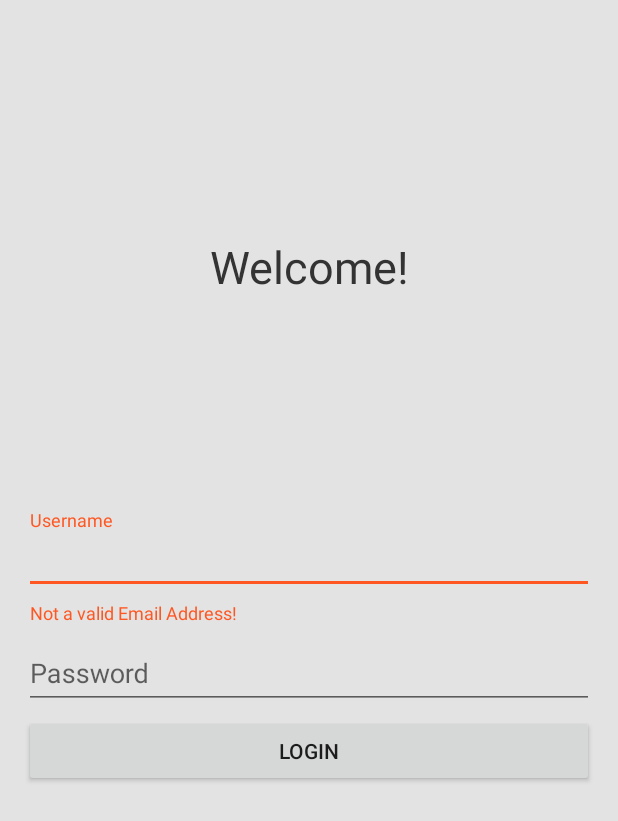
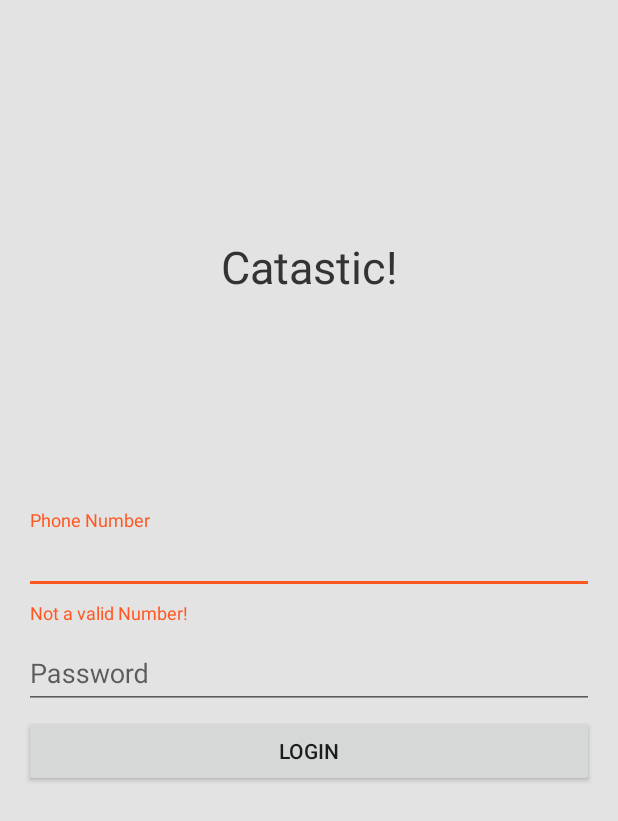
Before and after one commit to mohamey/catastic, an Android app: the screen it shows after launch (MainActivity), after a tap on "LOGIN", on a phone screen of 412 x 824 dp. Shown: the top 821 px of the screen. Run offline under Robolectric (Android 15) with nearby library versions, the phone set to English and light mode, and no system bars.

Commit message:
Login Button logs in to Three Webtext Service

```diff
--- a/app/src/main/java/me/mohamey/catastic/MainActivity.java
+++ b/app/src/main/java/me/mohamey/catastic/MainActivity.java
@@ -19,10 +19,15 @@ import java.io.BufferedInputStream;
 import java.io.BufferedReader;
 import java.io.InputStream;
 import java.io.OutputStream;
+import java.net.CookieHandler;
+import java.net.CookieManager;
+import java.net.CookieStore;
+import java.net.HttpCookie;
 import java.net.HttpURLConnection;
 import java.net.URL;
 import java.nio.ByteBuffer;
 import java.nio.charset.StandardCharsets;
+import java.util.List;
 import java.util.regex.Matcher;
 import java.util.regex.Pattern;
 
@@ -34,16 +39,20 @@ public class MainActivity extends AppCompatActivity {
     private Pattern pattern = Pattern.compile(EMAIL_PATTERN);
     private Matcher matcher;
     private static final String TAG = "MainActivity";
+    protected CookieManager cookieManager = new CookieManager();
 
     @Override
     protected void onCreate(Bundle savedInstanceState) {
         super.onCreate(savedInstanceState);
         setContentView(R.layout.activity_main);
 
-        final TextInputLayout usernameWrapper = (TextInputLayout) findViewById(R.id.usernameWrapper);
+        // Set cookie handler
+        CookieHandler.setDefault(cookieManager);
+
+        final TextInputLayout numberWrapper = (TextInputLayout) findViewById(R.id.numberWrapper);
         final TextInputLayout passwordWrapper = (TextInputLayout) findViewById(R.id.passwordWrapper);
 
-        usernameWrapper.setHint("Username");
+        numberWrapper.setHint("Phone Number");
         passwordWrapper.setHint("Password");
 
         Button loginButton = (Button) findViewById(R.id.button);
@@ -54,31 +63,31 @@ public class MainActivity extends AppCompatActivity {
                 // Hide the keyboard
                 hideKeyboard();
 
-                String username = null, password = null;
+                String number = null, password = null;
                 // Get input data
                 try{
-                    username = usernameWrapper.getEditText().getText().toString();
+                    number = numberWrapper.getEditText().getText().toString();
                     password = passwordWrapper.getEditText().getText().toString();
                 }catch (NullPointerException e){
                     Log.e(TAG, e.toString());
                 }
 
                 // Make sure values aren't null
-                if (username == null || password == null){
+                if (number == null || password == null){
                     Log.e(TAG, "Username or password was null");
                     return;
                 }
 
-                if (!validateEmail(username)){
-                    Log.d(TAG, String.format("Username is %s", username));
-                    usernameWrapper.setError("Not a valid Email Address!");
+                if (number.length() != 10){
+                    Log.d(TAG, String.format("Number is %s", number));
+                    numberWrapper.setError("Not a valid Number!");
                 } else if (!validatePassword(password)) {
                     Log.d(TAG, String.format("Password is %s", password));
                     passwordWrapper.setError("Not a valid Password!");
                 } else{
-                    usernameWrapper.setErrorEnabled(false);
+                    numberWrapper.setErrorEnabled(false);
                     passwordWrapper.setErrorEnabled(false);
-                    login(username, password);
+                    login(number, password);
                 }
 
 
@@ -86,13 +95,8 @@ public class MainActivity extends AppCompatActivity {
         });
     }
 
-    public boolean validateEmail(String email){
-        matcher = pattern.matcher(email);
-        return matcher.matches();
-    }
-
     public boolean validatePassword(String password) {
-        return password.length() > 5;
+        return password.length() > 0;
     }
 
     public void login(String username, String password){
@@ -136,11 +140,11 @@ public class MainActivity extends AppCompatActivity {
     }
 
     private class LoginObject {
-        private String username;
+        private String number;
         private String password;
 
-        public LoginObject (String username, String password){
-            this.username = username;
+        public LoginObject (String number, String password){
+            this.number = number;
             this.password = password;
         }
 
@@ -148,16 +152,16 @@ public class MainActivity extends AppCompatActivity {
             this.password = password;
         }
 
-        public void setUsername(String username) {
-            this.username = username;
+        public void setNumber(String number) {
+            this.number = number;
         }
 
         public String getPassword() {
             return password;
         }
 
-        public String getUsername() {
-            return username;
+        public String getNumber() {
+            return number;
         }
     }
 
@@ -173,7 +177,7 @@ public class MainActivity extends AppCompatActivity {
                 LoginObject loginObject = loginObjects[0];
                 String url = getResources().getString(R.string.login_endpoint);
                 URL obj = new URL(url);
-                HttpURLConnection con = (HttpURLConnection) obj.openConnection();
+                HttpsURLConnection con = (HttpsURLConnection) obj.openConnection();
                 Log.d(TAG, "Opening HTTP Connection");
 
                 // Configure Request method
@@ -187,8 +191,8 @@ public class MainActivity extends AppCompatActivity {
 
                 // Create the JSON Object to Post
                 JSONObject payload = new JSONObject();
-                payload.put("username", loginObject.getUsername());
-                payload.put("password", loginObject.getPassword());
+                payload.put("msisdn", loginObject.getNumber());
+                payload.put("pin", loginObject.getPassword());
                 Log.d(TAG, "Created JSON Object");
 
                 // Get the output bytestream
@@ -206,11 +210,18 @@ public class MainActivity extends AppCompatActivity {
                     throw new Exception("Empty Response from server");
                 }
 
-                JSONObject response = new JSONObject(res);
-                Log.d(TAG, "Retrieved JSON Response");
+                CookieStore cookieStore = cookieManager.getCookieStore();
+                List<HttpCookie> cookieList = cookieStore.getCookies();
 
-                loginResult.setResult(response.getBoolean("result"));
-                loginResult.setMessage(response.getString("message"));
+                Log.d(TAG, "Retrieved Response");
+
+                if (res.contains("Logged in as")){
+                    loginResult.setResult(true);
+                    loginResult.setMessage("Successfully Logged in");
+                } else{
+                    loginResult.setResult(false);
+                    loginResult.setMessage("Log in failed, check username password combination");
+                }
 
             } catch(Exception e){
                 loginResult.setResult(false);
--- a/app/src/main/res/layout/activity_main.xml
+++ b/app/src/main/res/layout/activity_main.xml
@@ -26,15 +26,15 @@
     </RelativeLayout>
 
     <android.support.design.widget.TextInputLayout
-        android:id="@+id/usernameWrapper"
+        android:id="@+id/numberWrapper"
         android:layout_width="match_parent"
         android:layout_height="wrap_content">
 
         <android.support.design.widget.TextInputEditText
             android:layout_width="match_parent"
             android:layout_height="wrap_content"
-            android:id="@+id/username"
-            android:inputType="textEmailAddress"/>
+            android:id="@+id/number"
+            android:inputType="numberDecimal"/>
 
     </android.support.design.widget.TextInputLayout>
 
@@ -47,7 +47,7 @@
             android:layout_width="match_parent"
             android:layout_height="wrap_content"
             android:id="@+id/password"
-            android:inputType="textPassword"/>
+            android:inputType="numberPassword"/>
 
     </android.support.design.widget.TextInputLayout>
 
--- a/app/src/main/res/values/strings.xml
+++ b/app/src/main/res/values/strings.xml
@@ -2,9 +2,9 @@
     <string name="app_name">Catastic</string>
 
     <!-- Main Activity Strings -->
-    <string name="welcome_string">Welcome!</string>
+    <string name="welcome_string">Catastic!</string>
     <string name="login_string">Login</string>
 
     <!-- API Endpoints -->
-    <string name="login_endpoint">http://10.0.2.2:8080/login</string>
+    <string name="login_endpoint">https://webtexts.three.ie/users/login</string>
 </resources>
```
